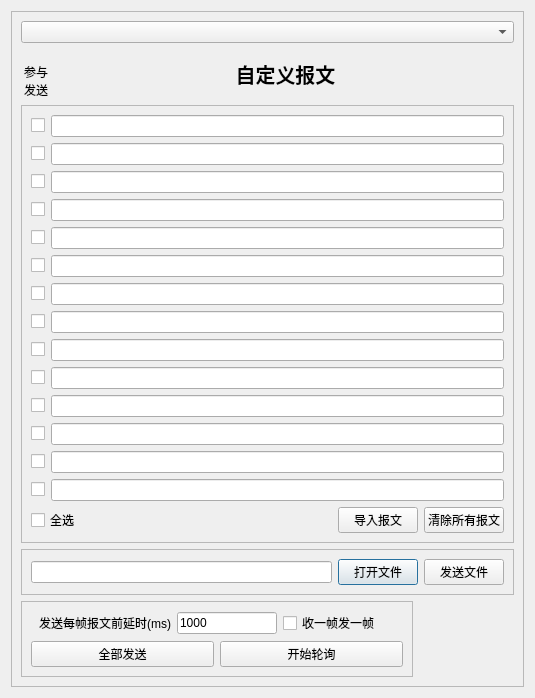
The window that src/form/dialogsenddata.ui (whx110123/nettool) describes before a commit, drawn with Qt 5.
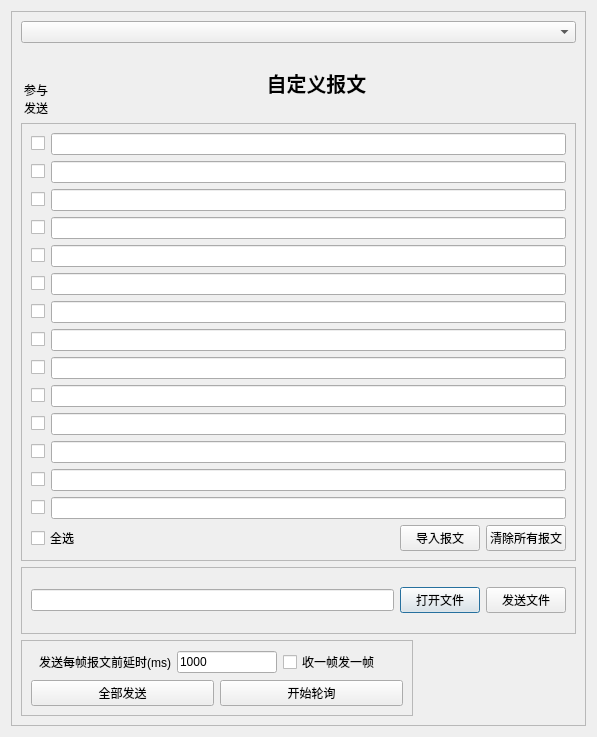
The same window after the commit.

```diff
--- a/src/form/dialogsenddata.ui
+++ b/src/form/dialogsenddata.ui
@@ -6,8 +6,8 @@
    <rect>
     <x>0</x>
     <y>0</y>
-    <width>535</width>
-    <height>687</height>
+    <width>597</width>
+    <height>737</height>
    </rect>
   </property>
   <property name="windowTitle">
```
